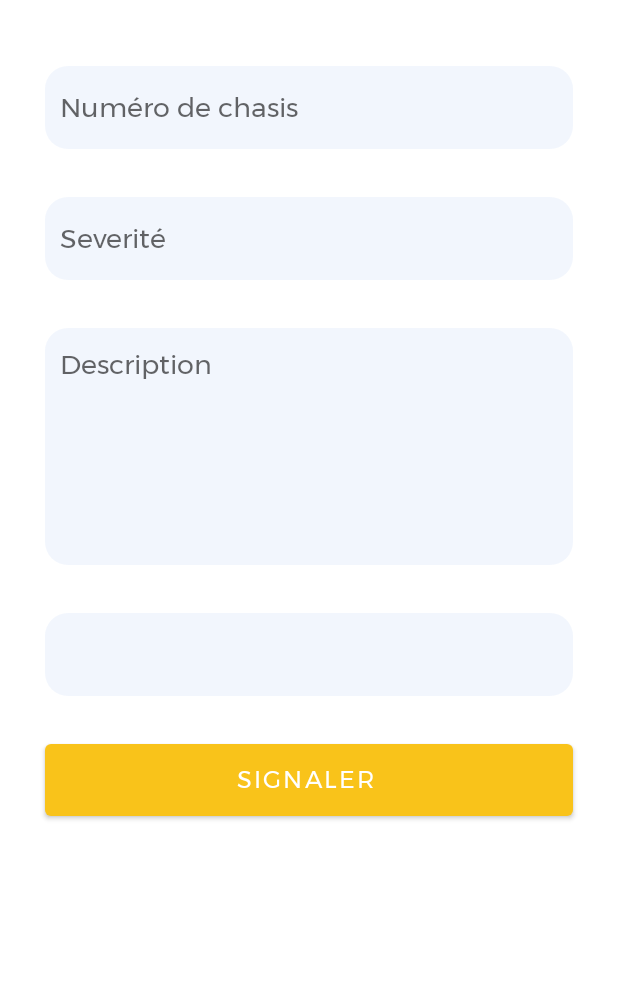
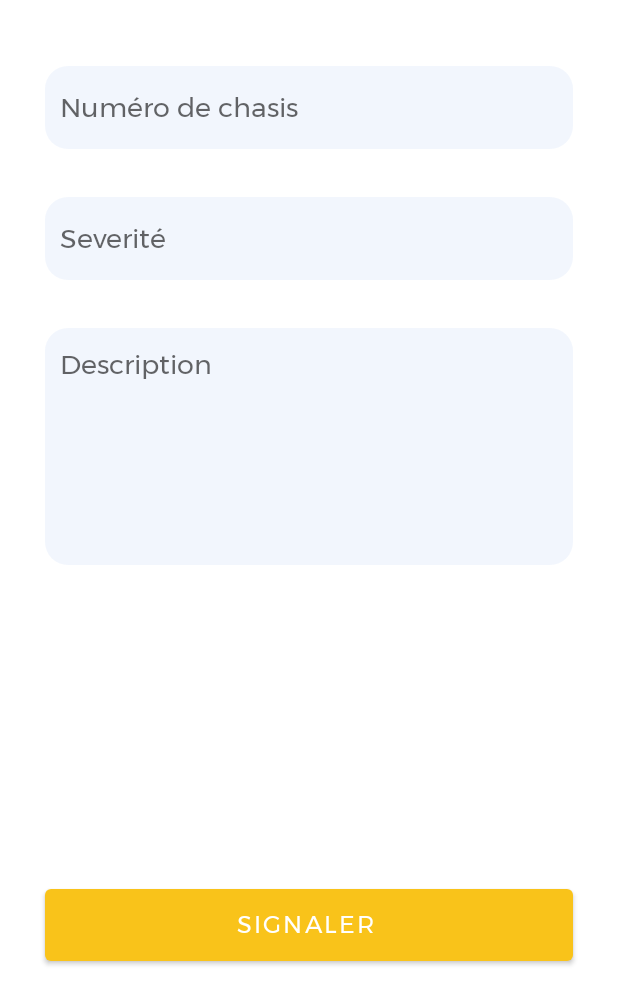
Before and after one commit to saoudiabderraouf/AutoLib-maintain, an Android app: the fragment AjouterPanneFragment shown on its own in the app's theme, on a phone screen of 412 x 824 dp. Shown: the top 1005 px of the screen. Run offline under Robolectric (Android 15) with nearby library versions, the phone set to English and light mode, and no system bars; network calls fail.

Commit message:
updated: settings and add panne screens

```diff
--- a/app/src/main/res/layout/activity_main.xml
+++ b/app/src/main/res/layout/activity_main.xml
@@ -4,7 +4,7 @@
     xmlns:tools="http://schemas.android.com/tools"
     android:layout_width="match_parent"
     android:layout_height="match_parent"
-    tools:context=".activities.MainActivity">
+    tools:context=".activities.SampleActivity">
 
 
     <RelativeLayout
--- a/app/src/main/res/layout/fragment_ajouter_panne.xml
+++ b/app/src/main/res/layout/fragment_ajouter_panne.xml
@@ -45,20 +45,6 @@
         app:layout_constraintStart_toStartOf="parent"
         app:layout_constraintTop_toBottomOf="@+id/severite" />
 
-    <Spinner
-        android:id="@+id/spinner"
-        android:layout_width="0dp"
-        android:layout_height="55dp"
-        android:layout_marginStart="30dp"
-        android:layout_marginTop="32dp"
-        android:layout_marginEnd="30dp"
-        android:background="@drawable/rounded_corners"
-        android:hint="Severité"
-        app:layout_constraintEnd_toEndOf="parent"
-        app:layout_constraintHorizontal_bias="0.498"
-        app:layout_constraintStart_toStartOf="parent"
-        app:layout_constraintTop_toBottomOf="@+id/panneDescript" />
-
     <AutoCompleteTextView
         android:id="@+id/severite"
         android:layout_width="fill_parent"
@@ -68,6 +54,7 @@
         android:layout_marginEnd="30dp"
         android:background="@drawable/rounded_corners"
         android:hint="Severité"
+        android:inputType="number"
         android:paddingHorizontal="10dp"
         app:layout_constraintEnd_toEndOf="parent"
         app:layout_constraintHorizontal_bias="0.0"
@@ -91,8 +78,7 @@
         app:layout_constraintEnd_toEndOf="parent"
         app:layout_constraintHorizontal_bias="0.0"
         app:layout_constraintStart_toStartOf="parent"
-        app:layout_constraintTop_toBottomOf="@+id/spinner"
-        app:layout_constraintVertical_bias="0.0" />
+        app:layout_constraintTop_toBottomOf="@+id/panneDescript" />
 
 
 </androidx.constraintlayout.widget.ConstraintLayout>
```
Also changed, not shown: app/src/main/res/navigation/graph.xml (+6 -5 lines).
